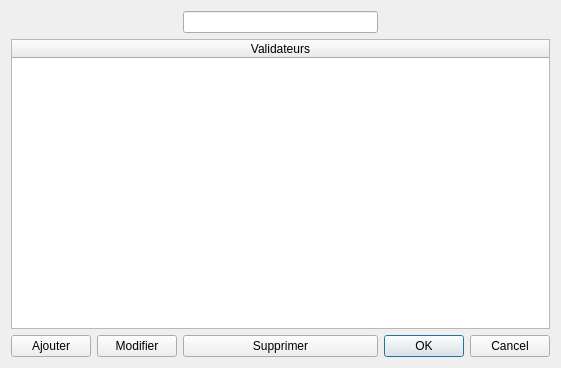
Qt form L021/cursus_dialog.ui (nem-e5i5/LO21P2014) before a commit.
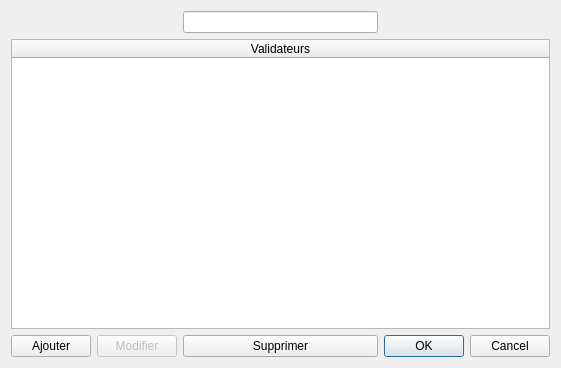
The same form after that commit.

Patch:
```diff
--- a/L021/cursus_dialog.ui
+++ b/L021/cursus_dialog.ui
@@ -69,6 +69,9 @@
    </item>
    <item row="3" column="1">
     <widget class="QPushButton" name="modify_validator_button">
+     <property name="enabled">
+      <bool>false</bool>
+     </property>
      <property name="text">
       <string>Modifier</string>
      </property>
```
